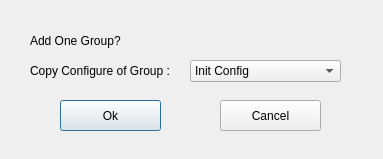
The window that phascan_view/ui/dialog/DialogAddOneGroup.ui (qinxingying/hello-word) describes before a commit, drawn with Qt 5.
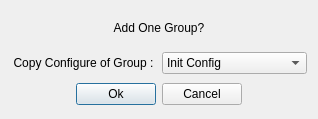
The same window after the commit. Icons and pictures are not drawn.

Commit message: Updated: 更新切换中文时界面中文对齐，以及删除部分代码；

```diff
--- a/phascan_view/ui/dialog/DialogAddOneGroup.ui
+++ b/phascan_view/ui/dialog/DialogAddOneGroup.ui
@@ -6,8 +6,8 @@
    <rect>
     <x>0</x>
     <y>0</y>
-    <width>383</width>
-    <height>159</height>
+    <width>318</width>
+    <height>119</height>
    </rect>
   </property>
   <property name="windowTitle">
@@ -17,41 +17,46 @@
    <iconset>
     <normaloff>:/icon/Main/resource/Main/0-01.png</normaloff>:/icon/Main/resource/Main/0-01.png</iconset>
   </property>
+  <layout class="QGridLayout" name="gridLayout_2">
+   <property name="topMargin">
+    <number>6</number>
+   </property>
+   <property name="bottomMargin">
+    <number>6</number>
+   </property>
+   <item row="0" column="0">
+    <layout class="QGridLayout" name="gridLayout">
+     <property name="verticalSpacing">
+      <number>9</number>
+     </property>
+     <item row="0" column="0" colspan="4">
   <widget class="QLabel" name="label">
-   <property name="geometry">
-    <rect>
-     <x>30</x>
-     <y>20</y>
-     <width>151</width>
-     <height>41</height>
-    </rect>
+       <property name="maximumSize">
+        <size>
+         <width>16777215</width>
+         <height>30</height>
+        </size>
    </property>
    <property name="text">
     <string>Add One Group?</string>
    </property>
-  </widget>
+       <property name="alignment">
+        <set>Qt::AlignCenter</set>
+       </property>
+      </widget>
+     </item>
+     <item row="1" column="0" colspan="2">
   <widget class="QLabel" name="label_2">
-   <property name="geometry">
-    <rect>
-     <x>30</x>
-     <y>50</y>
-     <width>151</width>
-     <height>41</height>
-    </rect>
-   </property>
    <property name="text">
     <string>Copy Configure of Group :</string>
    </property>
-  </widget>
+       <property name="alignment">
+        <set>Qt::AlignCenter</set>
+       </property>
+      </widget>
+     </item>
+     <item row="1" column="2" colspan="2">
   <widget class="QComboBox" name="comboBox">
-   <property name="geometry">
-    <rect>
-     <x>190</x>
-     <y>60</y>
-     <width>151</width>
-     <height>22</height>
-    </rect>
-   </property>
    <item>
     <property name="text">
      <string>Init Config</string>
@@ -68,32 +73,50 @@
     </property>
    </item>
   </widget>
+     </item>
+     <item row="2" column="0">
+      <spacer name="horizontalSpacer">
+       <property name="orientation">
+        <enum>Qt::Horizontal</enum>
+       </property>
+       <property name="sizeHint" stdset="0">
+        <size>
+         <width>40</width>
+         <height>20</height>
+        </size>
+       </property>
+      </spacer>
+     </item>
+     <item row="2" column="1">
   <widget class="QPushButton" name="pushButton">
-   <property name="geometry">
-    <rect>
-     <x>60</x>
-     <y>100</y>
-     <width>101</width>
-     <height>31</height>
-    </rect>
-   </property>
    <property name="text">
     <string>Ok</string>
    </property>
   </widget>
+     </item>
+     <item row="2" column="2">
   <widget class="QPushButton" name="pushButton_2">
-   <property name="geometry">
-    <rect>
-     <x>220</x>
-     <y>100</y>
-     <width>101</width>
-     <height>31</height>
-    </rect>
-   </property>
    <property name="text">
     <string>Cancel</string>
    </property>
   </widget>
+     </item>
+     <item row="2" column="3">
+      <spacer name="horizontalSpacer_2">
+       <property name="orientation">
+        <enum>Qt::Horizontal</enum>
+       </property>
+       <property name="sizeHint" stdset="0">
+        <size>
+         <width>40</width>
+         <height>20</height>
+        </size>
+       </property>
+      </spacer>
+     </item>
+    </layout>
+   </item>
+  </layout>
  </widget>
  <resources/>
  <connections/>
```
Lines whose indentation alone changed are shown as unchanged. The commit also changes 7 other files.
